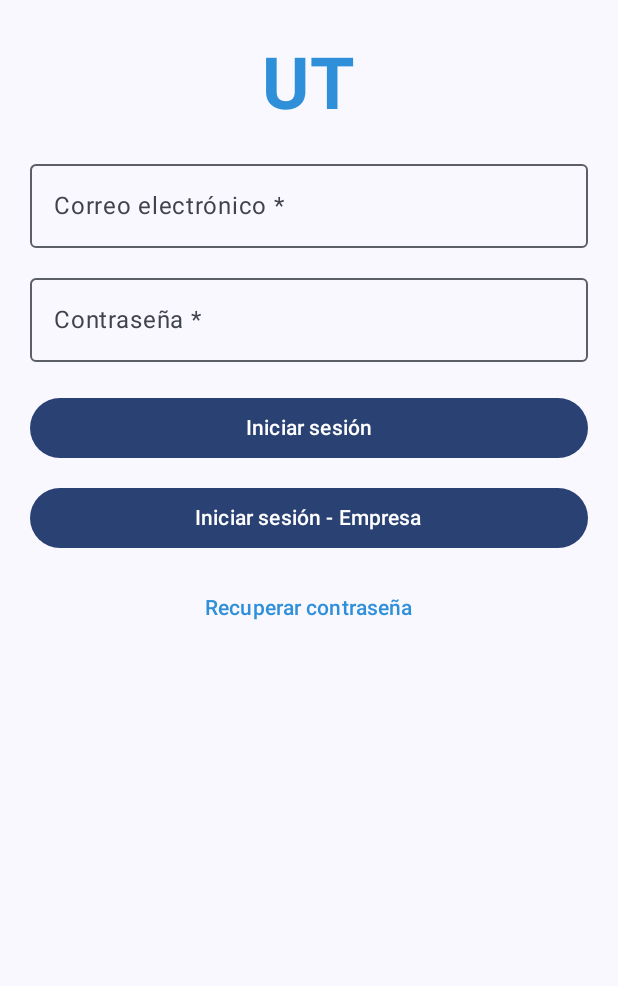
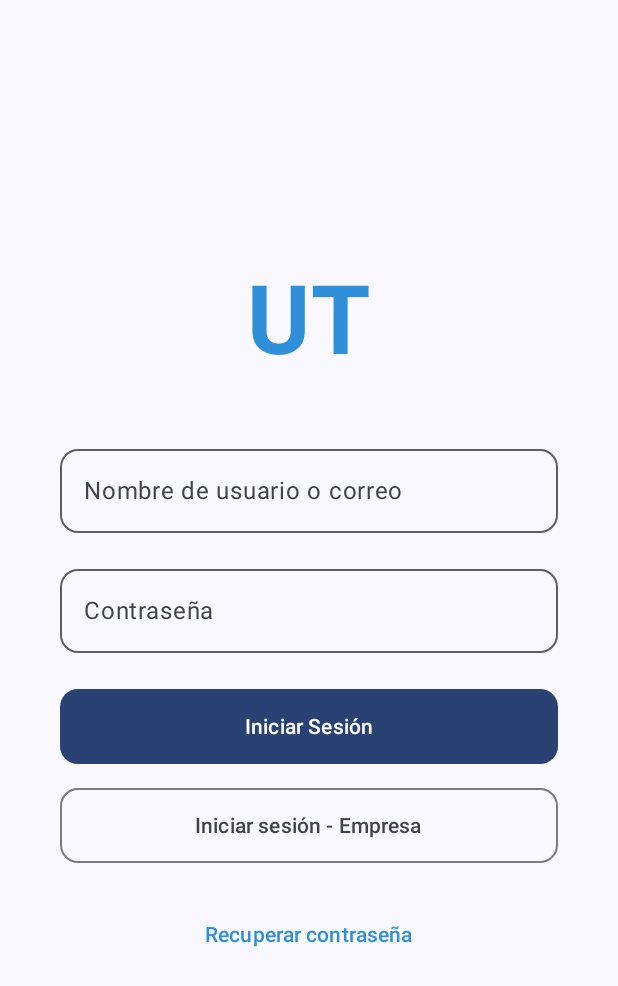
Before and after one commit to T-CristianG/UTrabajo-Modulo-3, an Android app built with Jetpack Compose: the screen it shows after launch (MainActivity), after a tap on "Iniciar Sesión", on a phone screen of 412 x 824 dp. Shown: the top 986 px of the screen. Run offline under Robolectric (Android 15) with nearby library versions, the phone set to English and light mode, and no system bars; our stand-ins replace Firebase (no records; nobody signed in at launch, a user with empty details on screens opened directly).

Commit message:
Update LoginScreen.kt

```diff
--- a/app/src/main/java/com/tab/utrabajo/presentation/screens/LoginScreen.kt
+++ b/app/src/main/java/com/tab/utrabajo/presentation/screens/LoginScreen.kt
@@ -27,7 +27,6 @@ fun LoginScreen(navController: NavHostController) {
     var errorMessage by remember { mutableStateOf<String?>(null) }
 
     // 📖 Strings internacionalizados
-    val title = stringResource(R.string.login_title)
     val emailField = stringResource(R.string.email_field)
     val passwordField = stringResource(R.string.password_field)
     val loginButton = stringResource(R.string.login_button)
@@ -42,11 +41,18 @@ fun LoginScreen(navController: NavHostController) {
     Column(
         modifier = Modifier
             .fillMaxSize()
-            .padding(20.dp),
-        verticalArrangement = Arrangement.Top,
+            .padding(40.dp),
+        verticalArrangement = Arrangement.Center,
         horizontalAlignment = Alignment.CenterHorizontally
     ) {
-        Spacer(Modifier.height(8.dp))
+        // Logo UT
+        Text(
+            text = "UT",
+            fontSize = 64.sp,
+            color = Color(0xFF2F90D9),
+            fontWeight = FontWeight.Bold,
+            modifier = Modifier.padding(bottom = 40.dp)
+        )
 
         // Mensaje de error (si existe)
         errorMessage?.let {
@@ -55,42 +61,37 @@ fun LoginScreen(navController: NavHostController) {
                 color = Color.Red,
                 modifier = Modifier
                     .fillMaxWidth()
-                    .padding(bottom = 8.dp)
+                    .padding(bottom = 16.dp)
             )
         }
 
-        Text(
-            text = title,
-            fontSize = 48.sp,
-            color = Color(0xFF2F90D9),
-            fontWeight = FontWeight.Bold
+        // Campo de nombre de usuario o correo
+        OutlinedTextField(
+            value = email,
+            onValueChange = { email = it },
+            modifier = Modifier.fillMaxWidth(),
+            label = { Text("Nombre de usuario o correo") },
+            keyboardOptions = KeyboardOptions(keyboardType = KeyboardType.Email),
+            enabled = !isLoading,
+            shape = MaterialTheme.shapes.medium
         )
 
         Spacer(Modifier.height(16.dp))
 
-        OutlinedTextField(
-            value = email,
-            onValueChange = { email = it },
-            modifier = Modifier.fillMaxWidth(),
-            label = { Text(emailField) },
-            keyboardOptions = KeyboardOptions(keyboardType = KeyboardType.Email),
-            enabled = !isLoading
-        )
-
-        Spacer(Modifier.height(12.dp))
-
+        // Campo de contraseña
         OutlinedTextField(
             value = password,
             onValueChange = { password = it },
             modifier = Modifier.fillMaxWidth(),
-            label = { Text(passwordField) },
+            label = { Text("Contraseña") },
             visualTransformation = PasswordVisualTransformation(),
-            enabled = !isLoading
+            enabled = !isLoading,
+            shape = MaterialTheme.shapes.medium
         )
 
-        Spacer(Modifier.height(20.dp))
+        Spacer(Modifier.height(24.dp))
 
-        // 🔹 Botón para login normal (usuarios)
+        // Botón de Iniciar Sesión
         Button(
             onClick = {
                 if (email.isBlank() || password.isBlank()) {
@@ -137,20 +138,23 @@ fun LoginScreen(navController: NavHostController) {
                     }
                 )
             },
-            modifier = Modifier.fillMaxWidth(),
-            enabled = !isLoading
+            modifier = Modifier
+                .fillMaxWidth()
+                .height(50.dp),
+            enabled = !isLoading,
+            shape = MaterialTheme.shapes.medium
         ) {
-            if (isLoading) Text(loadingText) else Text(loginButton)
+            if (isLoading) Text(loadingText) else Text("Iniciar Sesión")
         }
 
-        Spacer(Modifier.height(12.dp))
+        Spacer(Modifier.height(16.dp))
 
-        // 🔹 Botón para login de empresa
-        Button(
+        // Botón para login de empresa (mantenido pero con estilo secundario)
+        OutlinedButton(
             onClick = {
                 if (email.isBlank() || password.isBlank()) {
                     errorMessage = fillAllFieldsError
-                    return@Button
+                    return@OutlinedButton
                 }
 
                 isLoading = true
@@ -190,19 +194,24 @@ fun LoginScreen(navController: NavHostController) {
                     }
                 )
             },
-            modifier = Modifier.fillMaxWidth(),
-            enabled = !isLoading
+            modifier = Modifier
+                .fillMaxWidth()
+                .height(50.dp),
+            enabled = !isLoading,
+            shape = MaterialTheme.shapes.medium
         ) {
             if (isLoading) Text(loadingText) else Text(companyLoginButton)
         }
 
-        Spacer(Modifier.height(12.dp))
+        Spacer(Modifier.height(24.dp))
 
+        // Enlace de recuperar contraseña
         TextButton(
             onClick = { navController.navigate(Screen.RecoverStart.route) },
-            enabled = !isLoading
+            enabled = !isLoading,
+            modifier = Modifier.fillMaxWidth()
         ) {
-            Text(recoverPassword, color = Color(0xFF2F90D9))
+            Text("Recuperar contraseña", color = Color(0xFF2F90D9))
         }
     }
 }
```
